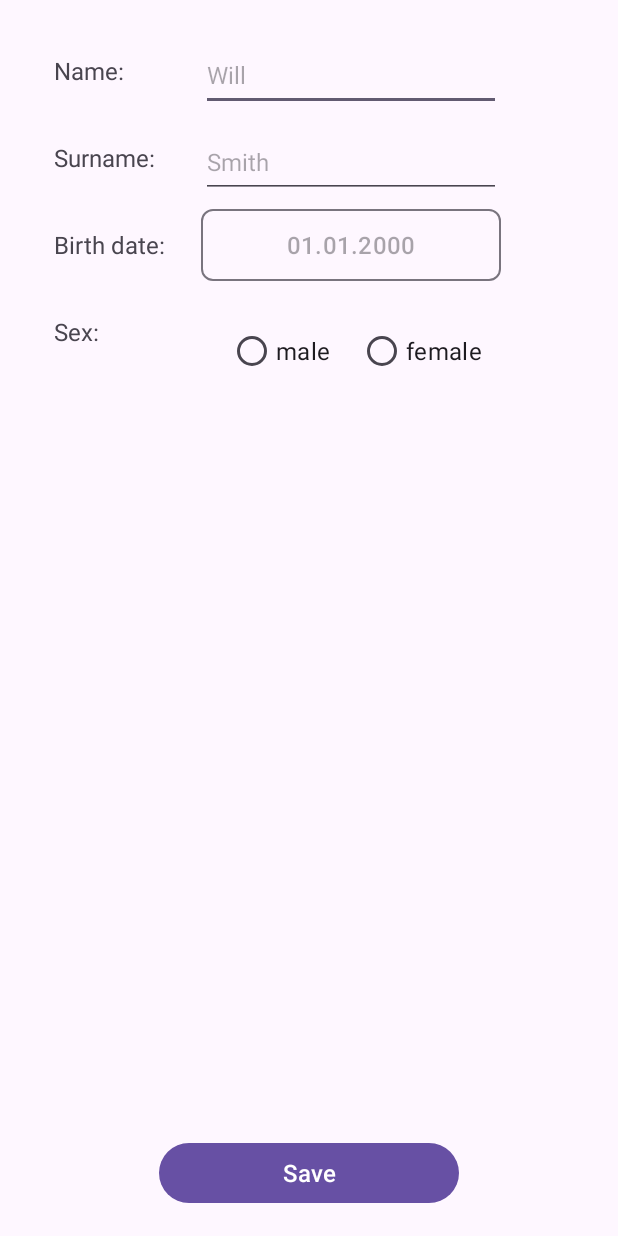
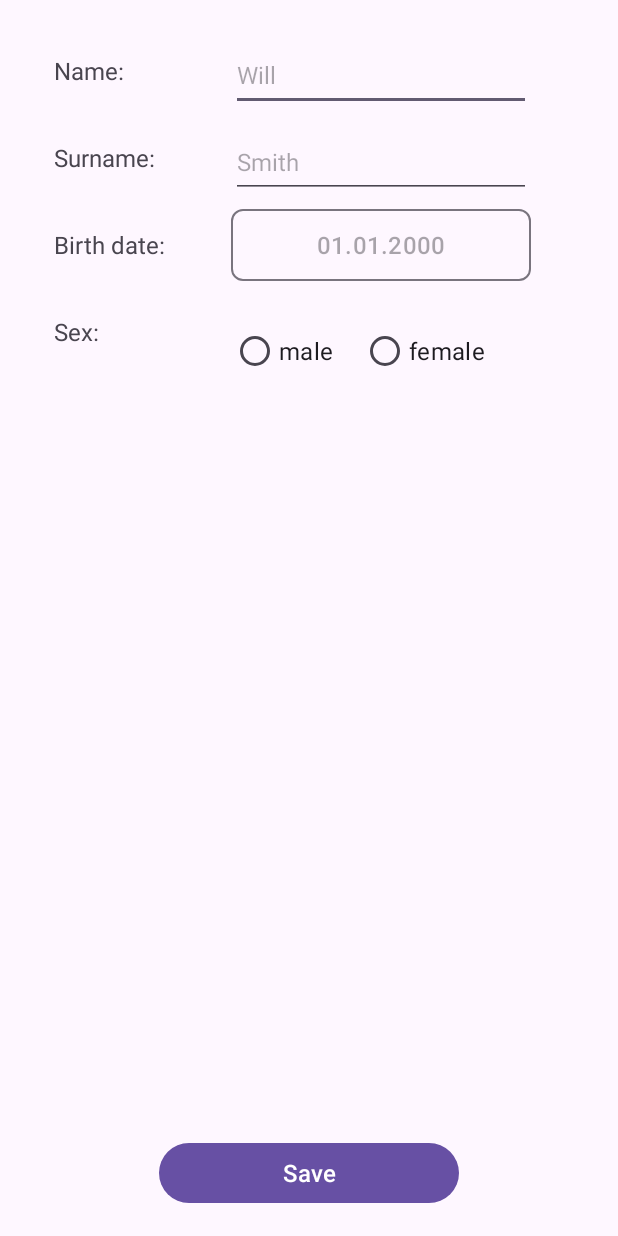
Before and after one commit to OlegKhromow/Android_app_Oracle, an Android app: the SettingsActivity screen opened directly, with no data from a screen before it, on a phone screen of 412 x 824 dp. Run offline under Robolectric (Android 15) with nearby library versions, the phone set to English and light mode, and no system bars.

```diff
--- a/app/src/main/res/layout/activity_settings.xml
+++ b/app/src/main/res/layout/activity_settings.xml
@@ -75,7 +75,6 @@
             android:layout_width="wrap_content"
             android:layout_height="wrap_content"
             android:layout_marginEnd="@dimen/default_margin"
-            android:layout_marginStart="@dimen/default_margin"
             android:checked="false"
             android:text="@string/male"/>
 
--- a/app/src/main/res/values/strings.xml
+++ b/app/src/main/res/values/strings.xml
@@ -20,7 +20,7 @@
     <string name="alert_dialog_message">Hey buddy, you didn\'t enter information about you.\nDo you want to do it now?</string>
     <string name="alert_dialog_yes">Yes</string>
     <string name="alert_dialog_no">No</string>
-    <string name="enter_question_error">No answer was entered!</string>
+    <string name="enter_question_error">No question was entered!</string>
     <string name="enter_name_error">No name was entered</string>
     <string name="enter_surname_error">No surname was entered</string>
     <string name="choose_sex_error">Sex is not chosen</string>
--- a/app/src/main/res/values/themes.xml
+++ b/app/src/main/res/values/themes.xml
@@ -8,7 +8,7 @@
 
     <style name="Theme.Lab1" parent="Base.Theme.Lab1" />
     <style name="TextViewSettings">
-        <item name="android:layout_width">80dp</item>
+        <item name="android:layout_width">100dp</item>
         <item name="android:layout_height">wrap_content</item>
         <item name="android:layout_margin">@dimen/default_margin</item>
     </style>
```
